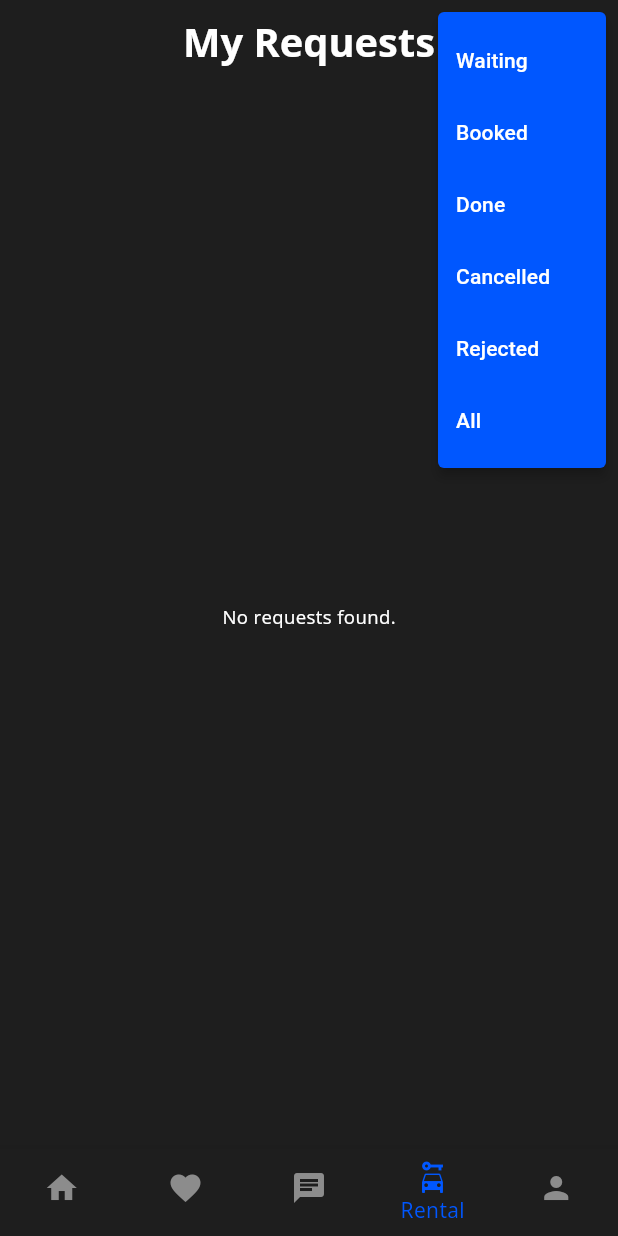
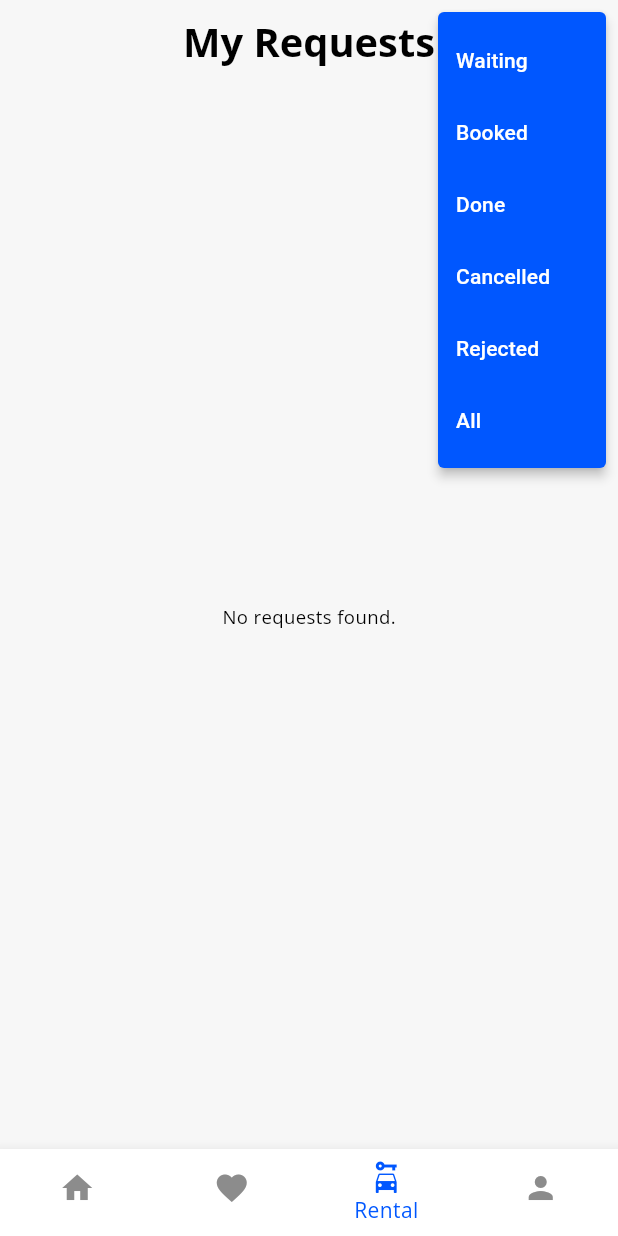
Before and after one commit to MostafaQurany/Taagira, a Flutter app: the RequestsScreen screen opened by its route, after a tap on the "filter list" icon, on a phone screen of 412 x 824 dp. Run offline on Flutter 3.47's test engine with Material 3 defaults, Android fonts, the phone set to English and light mode, and no system bars; our stand-ins replace bloc, carousel_slider, cloud_firestore, firebase_auth, firebase_core, flutter_bloc and 12 more; accounts and stored records are empty; statements that could not run were skipped.

Commit message:
1- add the them data change 2- make the profile screen

```diff
--- a/lib/core/utils/helper/extension.dart
+++ b/lib/core/utils/helper/extension.dart
@@ -13,3 +13,9 @@ extension MySnakeBar on BuildContext {
 extension TextThemeStyles on BuildContext {
   void textTheme() => Theme.of(this).textTheme;
 }
+
+extension MyStringExtension on String? {
+  bool get isNullOrEmpty {
+    return this == null || this == '';
+  }
+}
--- a/lib/features/home/ui/home_layout.dart
+++ b/lib/features/home/ui/home_layout.dart
@@ -23,10 +23,10 @@ class HomeLayout extends StatelessWidget {
             icon: Icon(Icons.favorite),
             label: 'Favorite', // Replace with localization later
           ),
-          BottomNavigationBarItem(
-            icon: Icon(Icons.chat),
-            label: 'Chat', // Replace with localization later
-          ),
+          // BottomNavigationBarItem(
+          //   icon: Icon(Icons.chat),
+          //   label: 'Chat', // Replace with localization later
+          // ),
           BottomNavigationBarItem(
             icon: Icon(Icons.car_rental), // Assuming you have a 'recent' icon
             label: 'Rental', // Replace with localization later
--- a/lib/features/home/ui/splash_screen.dart
+++ b/lib/features/home/ui/splash_screen.dart
@@ -34,6 +34,7 @@ class _SplashScreenState extends State<SplashScreen> {
           case ServerSuccess(:final data):
             context.read<UserCubit>().updateUser(data);
             context.goNamed(Routes.carHomeScreen);
+
             break;
           case ServerError(:final message):
             context.goNamed(Routes.loginScreen);
@@ -43,7 +44,9 @@ class _SplashScreenState extends State<SplashScreen> {
         context.goNamed(Routes.loginScreen);
       }
     } else {
-      context.goNamed(Routes.loginScreen);
+      WidgetsBinding.instance.addPostFrameCallback((_) {
+        context.goNamed(Routes.loginScreen);
+      });
     }
   }
 
--- /dev/null
+++ b/lib/features/profile/cubit/cubit/app_theme_cubit.dart
@@ -0,0 +1,22 @@
+import 'package:flutter/material.dart';
+import 'package:freezed_annotation/freezed_annotation.dart';
+import 'package:hydrated_bloc/hydrated_bloc.dart';
+
+class AppThemeCubit extends HydratedCubit<ThemeMode> {
+  AppThemeCubit() : super(ThemeMode.system);
+
+  void toggleTheme() {
+    emit(state == ThemeMode.light ? ThemeMode.dark : ThemeMode.light);
+  }
+
+  @override
+  ThemeMode fromJson(Map<String, dynamic> json) {
+    final theme = json['theme'] as String?;
+    return theme == 'dark' ? ThemeMode.dark : ThemeMode.light;
+  }
+
+  @override
+  Map<String, dynamic> toJson(ThemeMode state) {
+    return {'theme': state == ThemeMode.dark ? 'dark' : 'light'};
+  }
+}
--- /dev/null
+++ b/lib/features/profile/ui/profile_layout.dart
@@ -0,0 +1,116 @@
+import 'package:flutter/material.dart';
+import 'package:flutter_bloc/flutter_bloc.dart';
+import 'package:flutter_screenutil/flutter_screenutil.dart';
+import 'package:taggira/core/theme/app_colors.dart';
+import 'package:taggira/core/utils/helper/extension.dart';
+import 'package:taggira/features/profile/cubit/cubit/app_theme_cubit.dart';
+import 'package:taggira/features/profile/ui/widgets/log_out_button.dart';
+import 'package:taggira/features/profile/ui/widgets/profile_menu_item.dart';
+import 'package:taggira/features/profile/ui/widgets/profile_user_header.dart';
+
+class ProfileLayout extends StatefulWidget {
+  const ProfileLayout({super.key});
+
+  @override
+  State<ProfileLayout> createState() => _ProfileLayoutState();
+}
+
+class _ProfileLayoutState extends State<ProfileLayout> {
+  @override
+  Widget build(BuildContext context) {
+    return Scaffold(
+      body: SafeArea(
+        bottom: false,
+        child: Padding(
+          padding: const EdgeInsets.symmetric(horizontal: 20, vertical: 16),
+          child: Column(
+            children: [
+              const ProfileUserHeader(),
+              hSize(24),
+              Expanded(
+                child: Column(
+                  children: [
+                    const ProfileMenuItem(
+                      icon: Icons.person_outline,
+                      title: 'Personal Information',
+                      onTap: null,
+                    ),
+                    hSize(24),
+                    Container(
+                      decoration: BoxDecoration(
+                        color:
+                            Theme.of(context).brightness == Brightness.light
+                                ? AppColors.white
+                                : AppColors.darkGray,
+                        borderRadius: BorderRadius.circular(16.r),
+                        border: Border.all(
+                          color:
+                              Theme.of(context).brightness == Brightness.light
+                                  ? Colors.grey.withOpacity(0.5)
+                                  : Colors.white.withOpacity(0.2),
+                        ),
+                        boxShadow: [
+                          BoxShadow(
+                            color:
+                                Theme.of(context).brightness == Brightness.light
+                                    ? Colors.grey.withOpacity(0.8)
+                                    : Colors.white.withOpacity(0.4),
+                            blurRadius: 5,
+                            offset: const Offset(1, 3),
+                          ),
+                        ],
+                      ),
+                      child: ListTile(
+                        leading: const Icon(
+                          Icons.nightlight_round_outlined,
+                          color: AppColors.gray,
+                        ),
+                        title: const Text("Dark Mode"),
+                        trailing: BlocBuilder<AppThemeCubit, ThemeMode>(
+                          builder: (context, themeMode) {
+                            return Switch(
+                              value: themeMode == ThemeMode.dark,
+                              activeColor: AppColors.white,
+                              activeTrackColor: AppColors.primary,
+                              inactiveThumbColor: AppColors.white,
+                              inactiveTrackColor: AppColors.gray,
+                              onChanged: (bool value) {
+                                context.read<AppThemeCubit>().toggleTheme();
+                              },
+                            );
+                          },
+                        ),
+                      ),
+                    ),
+                    hSize(24),
+                    // const ProfileMenuItem(
+                    //   icon: Icons.support_agent,
+                    //   title: 'Customer Support',
+                    //   onTap: null,
+                    // ),
+
+                    // const ProfileMenuItem(
+                    //   icon: Icons.notifications_none,
+                    //   title: 'Notification',
+                    //   onTap: null,
+                    // ),
+                    // hSize(24),
+
+                    // const ProfileMenuItem(
+                    //   icon: Icons.settings_outlined,
+                    //   title: 'Settings',
+                    //   onTap: null,
+                    // ),
+                    // hSize(24),
+                  ],
+                ),
+              ),
+              hSize(24),
+              const LogOutButton(),
+            ],
+          ),
+        ),
+      ),
+    );
+  }
+}
--- /dev/null
+++ b/lib/features/profile/ui/widgets/log_out_button.dart
@@ -0,0 +1,35 @@
+import 'package:flutter/material.dart';
+import 'package:taggira/core/theme/app_colors.dart';
+
+class LogOutButton extends StatelessWidget {
+  const LogOutButton({super.key});
+
+  @override
+  Widget build(BuildContext context) {
+    return GestureDetector(
+      onTap: () {
+        // TODO: Add logout logic
+      },
+      child: Container(
+        padding: const EdgeInsets.all(16),
+        decoration: BoxDecoration(
+          color: AppColors.lighterRed.withOpacity(0.1),
+          borderRadius: BorderRadius.circular(12),
+        ),
+        child: Row(
+          mainAxisAlignment: MainAxisAlignment.center,
+          children: [
+            const Icon(Icons.logout, color: AppColors.red),
+            const SizedBox(width: 8),
+            Text(
+              "Log Out",
+              style: Theme.of(
+                context,
+              ).textTheme.bodyMedium!.copyWith(color: AppColors.red),
+            ),
+          ],
+        ),
+      ),
+    );
+  }
+}
--- /dev/null
+++ b/lib/features/profile/ui/widgets/profile_menu_item.dart
@@ -0,0 +1,51 @@
+import 'package:flutter/material.dart';
+import 'package:flutter_screenutil/flutter_screenutil.dart';
+import 'package:taggira/core/theme/app_colors.dart';
+
+class ProfileMenuItem extends StatelessWidget {
+  final IconData icon;
+  final String title;
+  final VoidCallback? onTap;
+
+  const ProfileMenuItem({
+    super.key,
+    required this.icon,
+    required this.title,
+    required this.onTap,
+  });
+
+  @override
+  Widget build(BuildContext context) {
+    return Container(
+      decoration: BoxDecoration(
+        color:
+            Theme.of(context).brightness == Brightness.light
+                ? AppColors.white
+                : AppColors.darkGray,
+        borderRadius: BorderRadius.circular(16.r),
+        border: Border.all(
+          color:
+              Theme.of(context).brightness == Brightness.light
+                  ? Colors.grey.withOpacity(0.5)
+                  : Colors.white.withOpacity(0.2),
+        ),
+        boxShadow: [
+          BoxShadow(
+            color:
+                Theme.of(context).brightness == Brightness.light
+                    ? Colors.grey.withOpacity(0.8)
+                    : Colors.white.withOpacity(0.4),
+            blurRadius: 5,
+            offset: const Offset(1, 3),
+          ),
+        ],
+      ),
+      child: ListTile(
+        leading: Icon(icon, color: AppColors.gray),
+        title: Text(title),
+        trailing: const Icon(Icons.chevron_right),
+        onTap: onTap,
+      ),
+    );
+  }
+}
--- /dev/null
+++ b/lib/features/profile/ui/widgets/profile_user_header.dart
@@ -0,0 +1,64 @@
+import 'package:flutter/material.dart';
+import 'package:flutter_bloc/flutter_bloc.dart';
+import 'package:taggira/core/theme/app_colors.dart';
+import 'package:taggira/core/utils/helper/app_imges.dart';
+import 'package:taggira/core/utils/helper/extension.dart';
+import 'package:taggira/features/user/cubit/user_cubit.dart';
+import 'package:taggira/features/user/model/user_model.dart';
+
+class ProfileUserHeader extends StatefulWidget {
+  const ProfileUserHeader({super.key});
+
+  @override
+  State<ProfileUserHeader> createState() => _ProfileUserHeaderState();
+}
+
+class _ProfileUserHeaderState extends State<ProfileUserHeader> {
+  late UserModel user;
+  @override
+  void initState() {
+    user = context.read<UserCubit>().user!;
+    super.initState();
+  }
+
+  @override
+  Widget build(BuildContext context) {
+    return Row(
+      children: [
+        CircleAvatar(
+          radius: 35,
+          backgroundImage:
+              user.imageUrl.isNullOrEmpty
+                  ? AssetImage(AppImges.personImagePlaceholder)
+                  : NetworkImage(user.imageUrl!),
+        ),
+        const SizedBox(width: 16),
+        Column(
+          crossAxisAlignment: CrossAxisAlignment.start,
+          children: [
+            Text(
+              user.name.isNullOrEmpty ? user.phone : user.name!,
+              style: Theme.of(
+                context,
+              ).textTheme.headlineMedium!.copyWith(color: AppColors.primary),
+            ),
+            if (!user.name.isNullOrEmpty) ...[
+              const SizedBox(height: 4),
+              Text(
+                user.phone,
+                style: Theme.of(
+                  context,
+                ).textTheme.bodyMedium!.copyWith(color: AppColors.gray),
+              ),
+            ],
+            // const SizedBox(height: 4),
+            // const Text(
+            //   "76493 Church Close, Port Yolanda",
+            //   style: TextStyle(fontSize: 12, color: Colors.grey),
+            // ),
+          ],
+        ),
+      ],
+    );
+  }
+}
--- a/lib/features/user/model/user_model.dart
+++ b/lib/features/user/model/user_model.dart
@@ -11,6 +11,7 @@ abstract class UserModel with _$UserModel {
     required String phone,
     String? urlPhoto,
     String? nationalId,
+    String? imageUrl,
     DateTime? birthday,
   }) = _UserModel;
 
--- a/pubspec.yaml
+++ b/pubspec.yaml
@@ -19,6 +19,8 @@ dependencies:
   firebase_storage: ^12.4.5
   # state management
   flutter_bloc: ^9.1.1
+  hydrated_bloc: ^10.0.0
+  path_provider: ^2.1.5
   # auto genirate
   freezed_annotation: ^3.0.0
   json_annotation: ^4.8.0
```
Also changed, not shown: lib/app/taggira.dart (+12 -2 lines), lib/core/routes/app_router.dart (+3 -28 lines), lib/core/utils/helper/app_formater.dart (+76 -5 lines), lib/features/requests/ui/request_screen.dart (+2 -49 lines), lib/features/requests/ui/widgets/request_car_card.dart (added, +126 -0 lines), lib/main.dart (+10 -0 lines), lib/features/user/model/user_model.freezed.dart, lib/features/user/model/user_model.g.dart, pubspec.lock, 1 other file.
